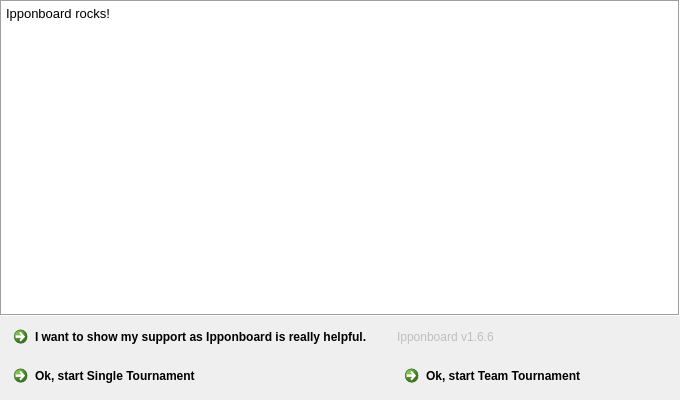
Before: the Qt Designer form base/SplashScreen.ui in fmuecke/Ipponboard, drawn with Qt 5.
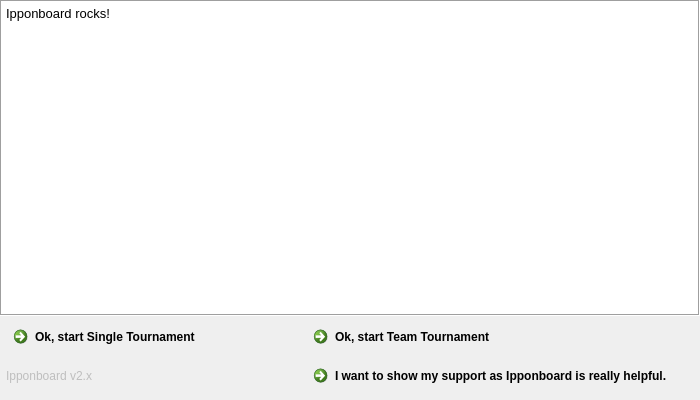
After: the same form once the commit is applied. Icons and pictures are not drawn.

Commit message: updated version texts (open source version); bumped version to 2.0

The edit to the form file:
```diff
--- a/base/SplashScreen.ui
+++ b/base/SplashScreen.ui
@@ -9,7 +9,7 @@
    <rect>
     <x>0</x>
     <y>0</y>
-    <width>680</width>
+    <width>700</width>
     <height>400</height>
    </rect>
   </property>
@@ -34,7 +34,7 @@
   <property name="styleSheet">
    <string notr="true"/>
   </property>
-  <layout class="QVBoxLayout" name="verticalLayout" stretch="1,0">
+  <layout class="QVBoxLayout" name="verticalLayout" stretch="0,0">
    <property name="spacing">
     <number>3</number>
    </property>
@@ -51,7 +51,7 @@
     <number>0</number>
    </property>
    <item>
-    <widget class="QTextEdit" name="textEdit_eula">
+    <widget class="QTextBrowser" name="textBrowser_eula">
      <property name="font">
       <font>
        <family>Segoe UI</family>
@@ -111,7 +111,7 @@
     </widget>
    </item>
    <item>
-    <layout class="QGridLayout" name="gridLayout">
+    <layout class="QGridLayout" name="gridLayout" columnstretch="1,1">
      <property name="leftMargin">
       <number>6</number>
      </property>
@@ -122,6 +122,43 @@
       <number>6</number>
      </property>
      <item row="2" column="1">
+      <widget class="QCommandLinkButton" name="commandLinkButton_donate">
+       <property name="text">
+        <string>I want to show my support as Ipponboard is really helpful.</string>
+       </property>
+       <property name="icon">
+        <iconset resource="ipponboard.qrc">
+         <normaloff>:/res/images/btn_donate_EN_s.gif</normaloff>:/res/images/btn_donate_EN_s.gif</iconset>
+       </property>
+       <property name="iconSize">
+        <size>
+         <width>70</width>
+         <height>20</height>
+        </size>
+       </property>
+       <property name="autoDefault">
+        <bool>false</bool>
+       </property>
+       <property name="description">
+        <string/>
+       </property>
+      </widget>
+     </item>
+     <item row="1" column="0">
+      <widget class="QCommandLinkButton" name="commandLinkButton_startSingleVersion">
+       <property name="text">
+        <string>Ok, start Single Tournament</string>
+       </property>
+       <property name="icon">
+        <iconset resource="ipponboard.qrc">
+         <normaloff>:/res/images/logo.png</normaloff>:/res/images/logo.png</iconset>
+       </property>
+       <property name="autoDefault">
+        <bool>false</bool>
+       </property>
+      </widget>
+     </item>
+     <item row="1" column="1">
       <widget class="QCommandLinkButton" name="commandLinkButton_startTeamVersion">
        <property name="enabled">
         <bool>true</bool>
@@ -148,20 +185,6 @@
       </widget>
      </item>
      <item row="2" column="0">
-      <widget class="QCommandLinkButton" name="commandLinkButton_startSingleVersion">
-       <property name="text">
-        <string>Ok, start Single Tournament</string>
-       </property>
-       <property name="icon">
-        <iconset resource="ipponboard.qrc">
-         <normaloff>:/res/images/logo.png</normaloff>:/res/images/logo.png</iconset>
-       </property>
-       <property name="autoDefault">
-        <bool>false</bool>
-       </property>
-      </widget>
-     </item>
-     <item row="1" column="1">
       <widget class="QLabel" name="label_info">
        <property name="enabled">
         <bool>false</bool>
@@ -173,7 +196,7 @@
         </sizepolicy>
        </property>
        <property name="text">
-        <string notr="true">Ipponboard v1.6.6</string>
+        <string notr="true">Ipponboard v2.x</string>
        </property>
        <property name="textFormat">
         <enum>Qt::PlainText</enum>
@@ -186,29 +209,6 @@
        </property>
       </widget>
      </item>
-     <item row="1" column="0">
-      <widget class="QCommandLinkButton" name="commandLinkButton_donate">
-       <property name="text">
-        <string>I want to show my support as Ipponboard is really helpful.</string>
-       </property>
-       <property name="icon">
-        <iconset resource="ipponboard.qrc">
-         <normaloff>:/res/images/btn_donate_EN_s.gif</normaloff>:/res/images/btn_donate_EN_s.gif</iconset>
-       </property>
-       <property name="iconSize">
-        <size>
-         <width>70</width>
-         <height>20</height>
-        </size>
-       </property>
-       <property name="autoDefault">
-        <bool>false</bool>
-       </property>
-       <property name="description">
-        <string/>
-       </property>
-      </widget>
-     </item>
     </layout>
    </item>
   </layout>
```
Left out of the diff: 5 changed lines with no effect on the pictures. The commit also changes 5 other files.
